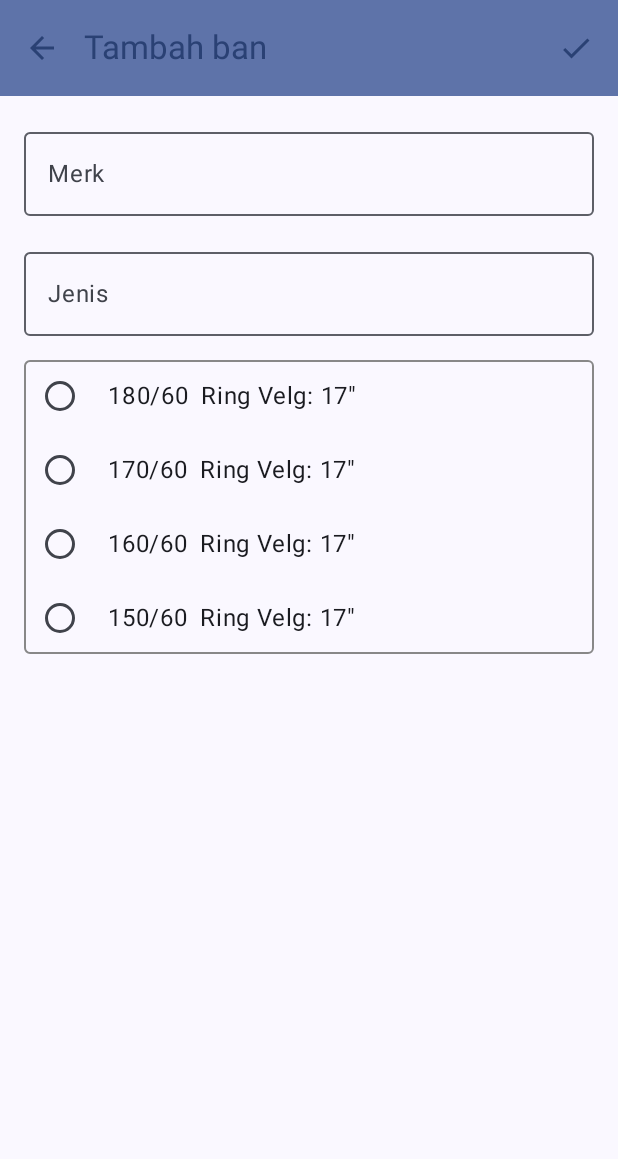
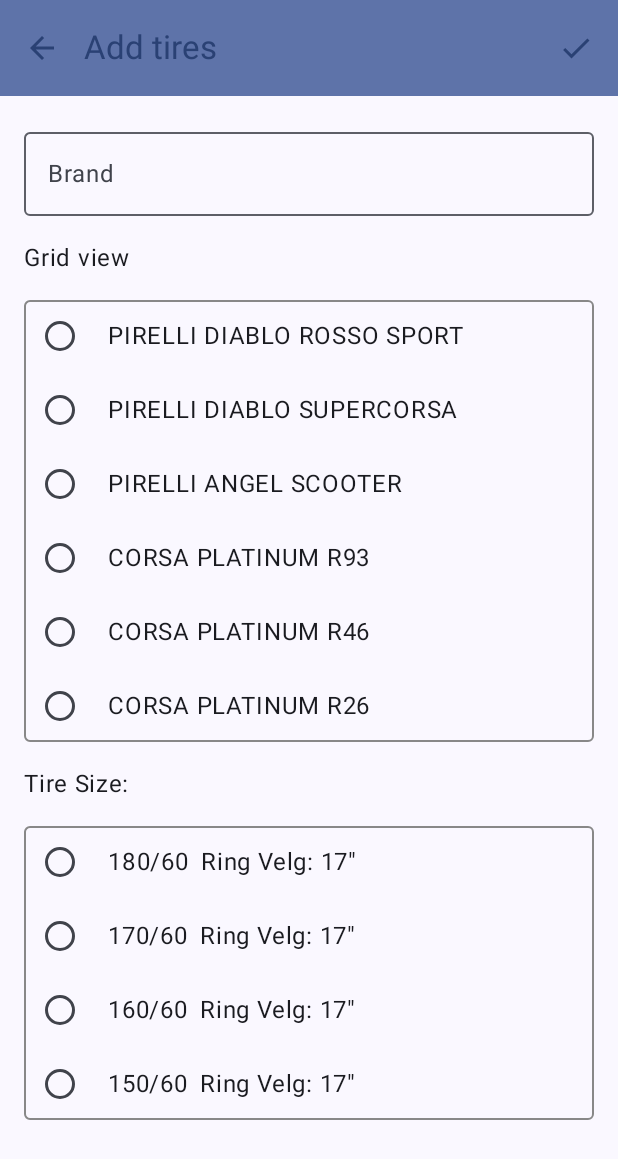
Before and after one commit to mochfahmi/Assesment-2Mobpro, an Android app built with Jetpack Compose: the DetailScreen screen opened through its navigation route, on a phone screen of 412 x 824 dp. Shown: the top 1159 px of the screen. Run offline under Robolectric (Android 15) with nearby library versions, the phone set to English and light mode, and no system bars; our stand-ins replace Room's generated code.

Commit message:
Revisi Assesment 2

```diff
--- a/app/src/main/java/org/d3if3134/assesment2mobpro/navigation/NavGraph.kt
+++ b/app/src/main/java/org/d3if3134/assesment2mobpro/navigation/NavGraph.kt
@@ -7,6 +7,7 @@ import androidx.navigation.compose.NavHost
 import androidx.navigation.compose.composable
 import androidx.navigation.compose.rememberNavController
 import androidx.navigation.navArgument
+import org.d3if3134.assesment2mobpro.ui.screen.AboutScreen
 import org.d3if3134.assesment2mobpro.ui.screen.DetailScreen
 import org.d3if3134.assesment2mobpro.ui.screen.KEY_ID_BAN
 import org.d3if3134.assesment2mobpro.ui.screen.MainScreen
@@ -19,6 +20,9 @@ fun SetupNavGraph(navController: NavHostController = rememberNavController()) {
     ) {
         composable(route = Screen.Home.route) {
             MainScreen(navController)
+        }
+        composable(route = Screen.About.route){
+            AboutScreen(navController)
         }
         composable(route = Screen.FormBaru.route) {
             DetailScreen(navController)
--- a/app/src/main/java/org/d3if3134/assesment2mobpro/navigation/Screen.kt
+++ b/app/src/main/java/org/d3if3134/assesment2mobpro/navigation/Screen.kt
@@ -3,6 +3,7 @@ package org.d3if3134.assesment2mobpro.navigation
 import org.d3if3134.assesment2mobpro.ui.screen.KEY_ID_BAN
 sealed class Screen(val route: String) {
     data object Home: Screen("mainScreen")
+    data object About:Screen("aboutScreen")
     data object FormBaru: Screen("detailScreen")
     data object FormUbah: Screen("detailScreen/{$KEY_ID_BAN}") {
         fun withId(id: Long) = "detailScreen/$id"
--- a/app/src/main/java/org/d3if3134/assesment2mobpro/ui/screen/DetailScreen.kt
+++ b/app/src/main/java/org/d3if3134/assesment2mobpro/ui/screen/DetailScreen.kt
@@ -4,6 +4,7 @@ import android.content.res.Configuration
 import android.widget.Toast
 import androidx.compose.foundation.border
 import androidx.compose.foundation.layout.Arrangement
+import androidx.compose.foundation.layout.Box
 import androidx.compose.foundation.layout.Column
 import androidx.compose.foundation.layout.Row
 import androidx.compose.foundation.layout.fillMaxSize
@@ -18,6 +19,7 @@ import androidx.compose.material.icons.outlined.Check
 import androidx.compose.material3.DropdownMenu
 import androidx.compose.material3.DropdownMenuItem
 import androidx.compose.material3.ExperimentalMaterial3Api
+import androidx.compose.material3.ExposedDropdownMenuBox
 import androidx.compose.material3.Icon
 import androidx.compose.material3.IconButton
 import androidx.compose.material3.MaterialTheme
@@ -26,6 +28,7 @@ import androidx.compose.material3.RadioButton
 import androidx.compose.material3.RadioButtonDefaults
 import androidx.compose.material3.Scaffold
 import androidx.compose.material3.Text
+import androidx.compose.material3.TextField
 import androidx.compose.material3.TopAppBar
 import androidx.compose.material3.TopAppBarDefaults
 import androidx.compose.runtime.Composable
@@ -158,6 +161,7 @@ private fun getSelectedOptionIndex(ukuran: String): Int {
     }
 }
 
+@OptIn(ExperimentalMaterial3Api::class)
 @Composable
 fun FormBan(
     merk: String, onMerkChange: (String) -> Unit,
@@ -166,6 +170,9 @@ fun FormBan(
     ukuran: String,
     onUkuranChange: (String) -> Unit
 ) {
+    var isExpanded by remember {
+        mutableStateOf(false)
+    }
     Column(
         modifier = modifier
             .fillMaxSize()
@@ -183,17 +190,43 @@ fun FormBan(
             ),
             modifier = Modifier.fillMaxWidth()
         )
-        OutlinedTextField(
-            value = jenis,
-            onValueChange = { onJenisChange(it) },
-            label = { Text(text = stringResource(id = R.string.jenis)) },
-            singleLine = true,
-            keyboardOptions = KeyboardOptions(
-                capitalization = KeyboardCapitalization.Words,
-                imeAction = ImeAction.Next
-            ),
-            modifier = Modifier.fillMaxWidth()
-        )
+
+//      JENIS BAN
+        Text(text = stringResource(id = R.string.jenis_ban))
+        Column(
+            modifier = Modifier
+                .fillMaxWidth()
+                .border(1.dp, Color.Gray, RoundedCornerShape(4.dp)),
+            verticalArrangement = Arrangement.spacedBy(1.dp)
+        ){
+            val jenisOptions = listOf(
+                "PIRELLI DIABLO ROSSO SPORT",
+                "PIRELLI DIABLO SUPERCORSA",
+                "PIRELLI ANGEL SCOOTER",
+                "CORSA PLATINUM R93",
+                "CORSA PLATINUM R46",
+                "CORSA PLATINUM R26",
+            )
+            jenisOptions.forEach { jenisOption ->
+                Row(
+                    verticalAlignment = Alignment.CenterVertically,
+                    modifier = Modifier.fillMaxWidth()
+                ) {
+                    RadioButton(
+                        selected = jenis == jenisOption,
+                        onClick = { onJenisChange(jenisOption) },
+                        colors = RadioButtonDefaults.colors(selectedColor = MaterialTheme.colorScheme.primary)
+                    )
+                    Text(
+                        text = jenisOption,
+                        modifier = Modifier.padding(start = 8.dp),
+                    )
+                }
+            }
+        }
+
+//      UKURAN BAN
+        Text(text = stringResource(id = R.string.ukuran_ban))
         Column(
             modifier = Modifier
                 .fillMaxWidth()
--- a/app/src/main/res/values/strings.xml
+++ b/app/src/main/res/values/strings.xml
@@ -1,21 +1,28 @@
 <resources>
     <string name="app_name">List Ban</string>
-    <string name="list_kosong">Belum ada data ban</string>
-    <string name="x_diklik">%1$s diklik!</string>
-    <string name="tambah_ban">Tambah ban</string>
-    <string name="merk">Merk</string>
-    <string name="jenis">Jenis</string>
-    <string name="ukuran">Ukuran</string>
-    <string name="harga">Harga</string>
-    <string name="kembali">Kembali</string>
-    <string name="simpan">Simpan</string>
-    <string name="edit_ban">Ubah ban</string>
-    <string name="invalid">Merk , Jenis, dan Ukuran tidak boleh kosong</string>
-    <string name="lainnya">Opsi lainnya</string>
-    <string name="hapus">Hapus data ban</string>
-    <string name="pesan_hapus">Hapus data ban ini?</string>
-    <string name="tombol_hapus">Hapus</string>
-    <string name="tombol_batal">Batal</string>
-    <string name="list">Tampilan list</string>
+    <string name="list_kosong">There is no tire data yet</string>
+    <string name="x_diklik">%1$s clicked!</string>
+    <string name="tambah_ban">Add tires</string>
+    <string name="merk">Brand</string>
+    <string name="jenis">Type</string>
+    <string name="ukuran">Size</string>
+    <string name="harga">Price</string>
+    <string name="kembali">Back</string>
+    <string name="simpan">Save</string>
+    <string name="edit_ban">Change tires</string>
+    <string name="invalid">Brand, Type and Size cannot be empty</string>
+    <string name="lainnya">More options</string>
+    <string name="hapus">Delete tire data</string>
+    <string name="pesan_hapus">Delete this tire data?</string>
+    <string name="tombol_hapus">Delete</string>
+    <string name="tombol_batal">Cancel</string>
+    <string name="list">List view</string>
     <string name="grid">Tampilan grid</string>
+    <string name="jenis_ban">Grid view</string>
+    <string name="ukuran_ban">Tire Size:</string>
+    <string name="bagikan_template">Merk : %1$s   Tire Type : %2$s   Tire Size : %3$s</string>
+    <string name="share">Share</string>
+    <string name="tentang_aplikasi">About the application</string>
+    <string name="copyright">This application was created to make it easier for users who are looking for motorbike tires. This application provides several tire options based on the brand and type of tire (standard or racing) entered by the user.</string>
+
 </resources>
```
Also changed, not shown: app/src/main/java/org/d3if3134/assesment2mobpro/ui/screen/AboutScreen.kt (added, +51 -0 lines), app/src/main/java/org/d3if3134/assesment2mobpro/ui/screen/MainScreen.kt (+56 -1 lines), 1 other file.
